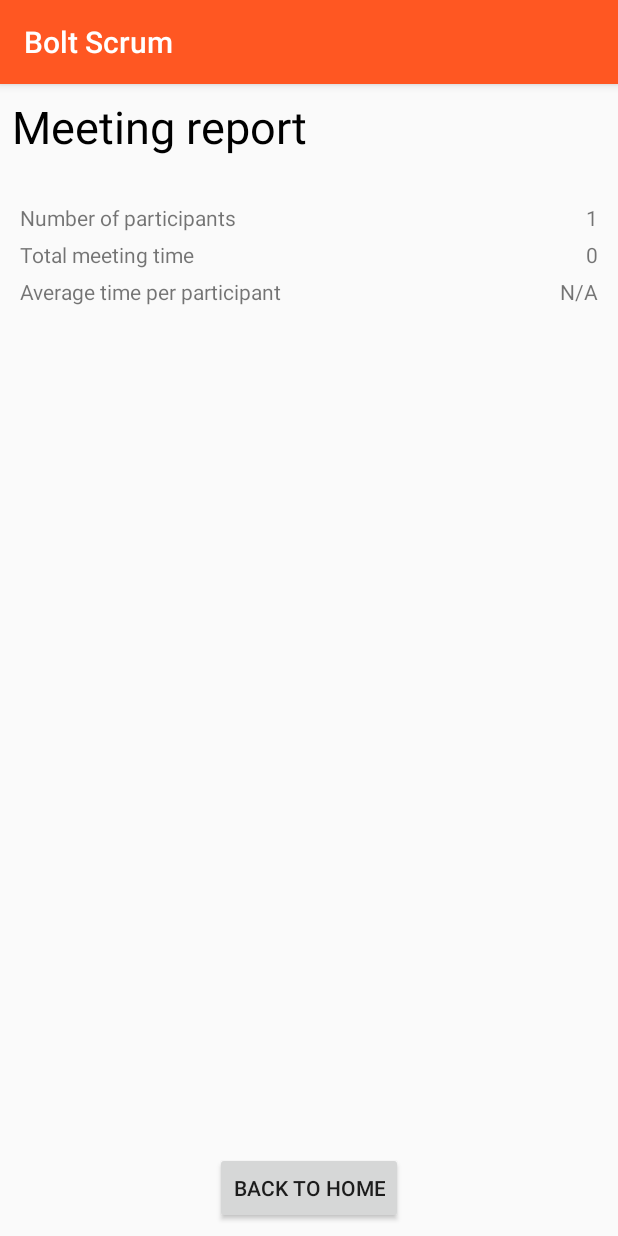
After one commit to campignon/boltscrum, an Android app: the MeetingReportActivity screen opened directly, with no data from a screen before it, on a phone screen of 412 x 824 dp. The commit adds this screen. Run offline under Robolectric (Android 15) with nearby library versions, the phone set to English and light mode, and no system bars.

Commit message:
Implemented most of the functionalities of the report activity

```diff
--- a/app/src/main/AndroidManifest.xml
+++ b/app/src/main/AndroidManifest.xml
@@ -18,7 +18,8 @@
                 <category android:name="android.intent.category.LAUNCHER" />
             </intent-filter>
         </activity>
-        <activity android:name=".MeetingActivity"></activity>
+        <activity android:name=".MeetingActivity" />
+        <activity android:name=".MeetingReportActivity"></activity>
     </application>
 
 </manifest>
--- a/app/src/main/java/com/hexatech/boltscrum/MeetingActivity.java
+++ b/app/src/main/java/com/hexatech/boltscrum/MeetingActivity.java
@@ -1,5 +1,6 @@
 package com.hexatech.boltscrum;
 
+import android.content.Intent;
 import android.os.SystemClock;
 import android.support.v7.app.AppCompatActivity;
 import android.os.Bundle;
@@ -27,6 +28,32 @@ public class MeetingActivity extends AppCompatActivity {
         }
     };
 
+    private View.OnClickListener mOnEndMeetingButtonClickedListener = new View.OnClickListener() {
+        @Override
+        public void onClick(View view) {
+            long totalMeetingTime = SystemClock.elapsedRealtime() - totalChronometer.getBase();
+            long[] timesArray = getTimesAsLongArray();
+
+            Intent intent = new Intent(view.getContext(), MeetingReportActivity.class);
+            Bundle meetingDataBundle = new Bundle();
+            meetingDataBundle.putInt("participantsNumber", participantNumber);
+            meetingDataBundle.putLong("totalTime", totalMeetingTime);
+            meetingDataBundle.putLongArray("timesArray", timesArray);
+            intent.putExtra("meetingData", meetingDataBundle);
+            startActivity(intent);
+        }
+    };
+
+    private long[] getTimesAsLongArray() {
+        long[] timesArray = new long[this.timesList.size()];
+        int index = 0;
+        for (Long time : this.timesList) {
+            timesArray[index] = time;
+            index++;
+        }
+        return timesArray;
+    }
+
     @Override
     protected void onCreate(Bundle savedInstanceState) {
         super.onCreate(savedInstanceState);
@@ -43,6 +70,9 @@ public class MeetingActivity extends AppCompatActivity {
 
         Button nextParticipantButton = findViewById(R.id.nextParticipantButton);
         nextParticipantButton.setOnClickListener(this.mOnNextParticipantButtonClickedListener);
+
+        Button endMeetingButton = findViewById(R.id.endMeetingButton);
+        endMeetingButton.setOnClickListener(this.mOnEndMeetingButtonClickedListener);
 
         nextParticipant();
         this.totalChronometer.start();
--- /dev/null
+++ b/app/src/main/java/com/hexatech/boltscrum/MeetingReportActivity.java
@@ -0,0 +1,36 @@
+package com.hexatech.boltscrum;
+
+import android.support.v7.app.AppCompatActivity;
+import android.os.Bundle;
+import android.widget.Button;
+import android.widget.TextView;
+
+public class MeetingReportActivity extends AppCompatActivity {
+
+    @Override
+    protected void onCreate(Bundle savedInstanceState) {
+        super.onCreate(savedInstanceState);
+        setContentView(R.layout.activity_meeting_report);
+
+        buildReport();
+
+        Button backToHomeButton = findViewById(R.id.backToHomeButton);
+
+    }
+
+    private void buildReport() {
+        final int participantsNumber = getIntent().getIntExtra("participantsNumber", 1);
+        final long totalTime = getIntent().getLongExtra("totalTime", 0);
+        final long[] timesArray = getIntent().getLongArrayExtra("timesArray");
+
+        TextView participantsNumberTextView = findViewById(R.id.participantsNumberTextView);
+        TextView totalTimeTextView = findViewById(R.id.totalTimeTextView);
+
+        participantsNumberTextView.setText(String.valueOf(participantsNumber));
+        totalTimeTextView.setText(String.valueOf(totalTime));
+    }
+
+    private long getAverageTime(long[] times) {
+        return 0l;
+    }
+}
--- /dev/null
+++ b/app/src/main/res/layout/activity_meeting_report.xml
@@ -0,0 +1,116 @@
+<?xml version="1.0" encoding="utf-8"?>
+<android.support.constraint.ConstraintLayout xmlns:android="http://schemas.android.com/apk/res/android"
+    xmlns:app="http://schemas.android.com/apk/res-auto"
+    xmlns:tools="http://schemas.android.com/tools"
+    android:layout_width="match_parent"
+    android:layout_height="match_parent"
+    tools:context="com.hexatech.boltscrum.MeetingReportActivity">
+
+    <LinearLayout
+        android:id="@+id/linearLayout2"
+        android:layout_width="match_parent"
+        android:layout_height="wrap_content"
+        android:layout_marginEnd="8dp"
+        android:layout_marginStart="8dp"
+        android:layout_marginTop="8dp"
+        android:orientation="vertical"
+        app:layout_constraintEnd_toEndOf="parent"
+        app:layout_constraintStart_toStartOf="parent"
+        app:layout_constraintTop_toTopOf="parent">
+
+        <TextView
+            android:id="@+id/meetingReportTitleTextView"
+            android:layout_width="match_parent"
+            android:layout_height="wrap_content"
+            android:paddingBottom="25dp"
+            android:text="@string/meeting_report_title"
+            android:textColor="@android:color/black"
+            android:textSize="30sp" />
+
+        <TableLayout
+            android:layout_width="match_parent"
+            android:layout_height="match_parent"
+            android:padding="5dp">
+
+            <TableRow
+                android:layout_width="match_parent"
+                android:layout_height="match_parent"
+                android:paddingBottom="5dp">
+
+                <TextView
+                    android:id="@+id/participantsNumberLabelTextView"
+                    android:layout_width="wrap_content"
+                    android:layout_height="wrap_content"
+                    android:layout_weight="1"
+                    android:text="@string/meeting_report_participants_number_label" />
+
+                <TextView
+                    android:id="@+id/participantsNumberTextView"
+                    android:layout_width="wrap_content"
+                    android:layout_height="wrap_content"
+                    android:layout_weight="1"
+                    android:gravity="right"
+                    android:text="N/A" />
+
+            </TableRow>
+
+            <TableRow
+                android:layout_width="match_parent"
+                android:layout_height="match_parent"
+                android:paddingBottom="5dp">
+
+                <TextView
+                    android:id="@+id/totalTimeLabelTextView"
+                    android:layout_width="wrap_content"
+                    android:layout_height="wrap_content"
+                    android:text="@string/meeting_report_total_time_label" />
+
+                <TextView
+                    android:id="@+id/totalTimeTextView"
+                    android:layout_width="wrap_content"
+                    android:layout_height="wrap_content"
+                    android:layout_weight="1"
+                    android:gravity="right"
+                    android:text="N/A" />
+
+            </TableRow>
+
+            <TableRow
+                android:layout_width="match_parent"
+                android:layout_height="match_parent" >
+
+                <TextView
+                    android:id="@+id/averageTimeLabelTextView"
+                    android:layout_width="wrap_content"
+                    android:layout_height="wrap_content"
+                    android:text="@string/meeting_report_average_time_label" />
+
+                <TextView
+                    android:id="@+id/averageTimeTextView"
+                    android:layout_width="wrap_content"
+                    android:layout_height="wrap_content"
+                    android:layout_weight="1"
+                    android:gravity="right"
+                    android:text="N/A" />
+            </TableRow>
+
+            <TableRow
+                android:layout_width="match_parent"
+                android:layout_height="match_parent" />
+        </TableLayout>
+
+    </LinearLayout>
+
+    <Button
+        android:id="@+id/backToHomeButton"
+        android:layout_width="wrap_content"
+        android:layout_height="wrap_content"
+        android:layout_marginBottom="8dp"
+        android:layout_marginEnd="8dp"
+        android:layout_marginStart="8dp"
+        android:text="@string/meeting_report_back_to_home_button"
+        app:layout_constraintBottom_toBottomOf="parent"
+        app:layout_constraintEnd_toEndOf="parent"
+        app:layout_constraintStart_toStartOf="parent" />
+
+</android.support.constraint.ConstraintLayout>
--- a/app/src/main/res/values/strings.xml
+++ b/app/src/main/res/values/strings.xml
@@ -25,4 +25,11 @@
     <string name="meeting_total_time_label">Total time :</string>
     <string name="meeting_participant_number_label">Participant n°</string>
 
+    <!-- Strings for the Meeting report activity -->
+    <string name="meeting_report_title">Meeting report</string>
+    <string name="meeting_report_back_to_home_button">Back to home</string>
+    <string name="meeting_report_participants_number_label">Number of participants</string>
+    <string name="meeting_report_total_time_label">Total meeting time</string>
+    <string name="meeting_report_average_time_label">Average time per participant</string>
+
 </resources>
```
